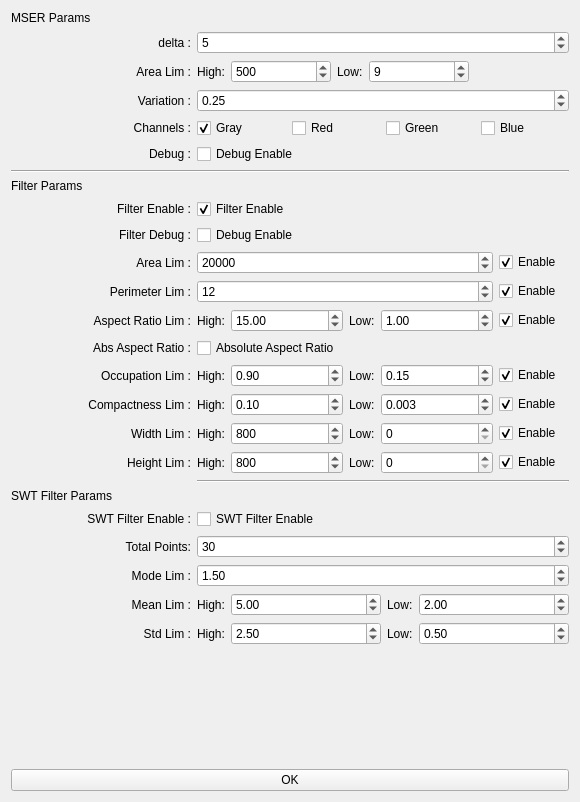
The window that gui/ui/extract_control.ui (panderan/text-detection) describes before a commit, drawn with Qt 5.
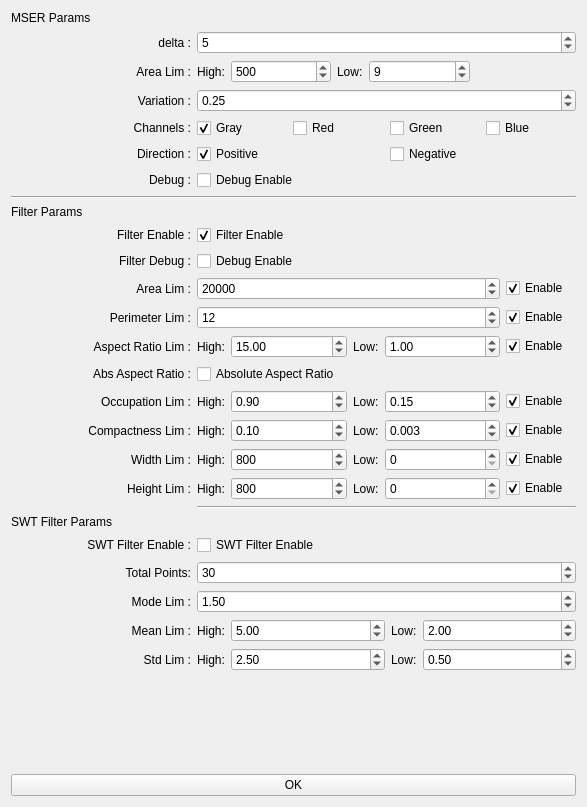
The same window after the commit.

What changed in the file:
```diff
--- a/gui/ui/extract_control.ui
+++ b/gui/ui/extract_control.ui
@@ -9,8 +9,8 @@
    <rect>
     <x>0</x>
     <y>0</y>
-    <width>580</width>
-    <height>802</height>
+    <width>587</width>
+    <height>807</height>
    </rect>
   </property>
   <property name="windowTitle">
@@ -256,7 +256,7 @@
        </item>
       </layout>
      </item>
-     <item row="5" column="0">
+     <item row="6" column="0">
       <widget class="QLabel" name="label_mser_debug">
        <property name="minimumSize">
         <size>
@@ -272,13 +272,53 @@
        </property>
       </widget>
      </item>
-     <item row="5" column="1">
+     <item row="6" column="1">
       <widget class="QCheckBox" name="checkbox_mser_debug_enable">
        <property name="text">
         <string>Debug Enable</string>
        </property>
       </widget>
      </item>
+     <item row="5" column="0">
+      <widget class="QLabel" name="label_mser_direction">
+       <property name="minimumSize">
+        <size>
+         <width>180</width>
+         <height>0</height>
+        </size>
+       </property>
+       <property name="text">
+        <string>Direction :</string>
+       </property>
+       <property name="alignment">
+        <set>Qt::AlignRight|Qt::AlignTrailing|Qt::AlignVCenter</set>
+       </property>
+      </widget>
+     </item>
+     <item row="5" column="1">
+      <layout class="QHBoxLayout" name="horizontalLayout">
+       <item>
+        <widget class="QCheckBox" name="checkbox_mser_direction_positive">
+         <property name="text">
+          <string>Positive</string>
+         </property>
+         <property name="checked">
+          <bool>true</bool>
+         </property>
+        </widget>
+       </item>
+       <item>
+        <widget class="QCheckBox" name="checkbox_mser_direction_negative">
+         <property name="text">
+          <string>Negative</string>
+         </property>
+         <property name="checked">
+          <bool>false</bool>
+         </property>
+        </widget>
+       </item>
+      </layout>
+     </item>
     </layout>
    </item>
    <item>
```
